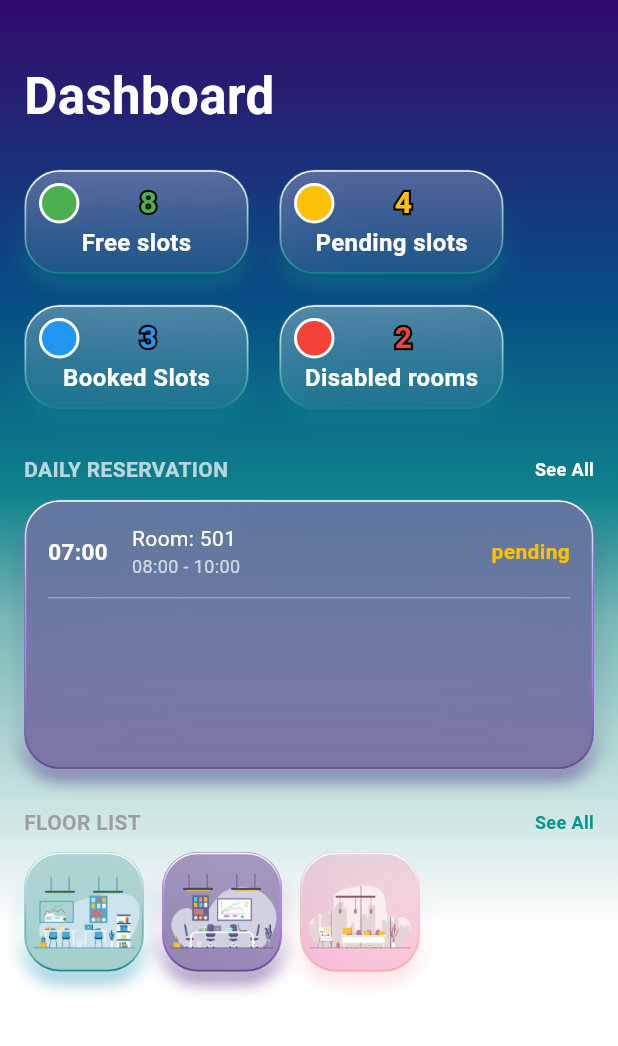
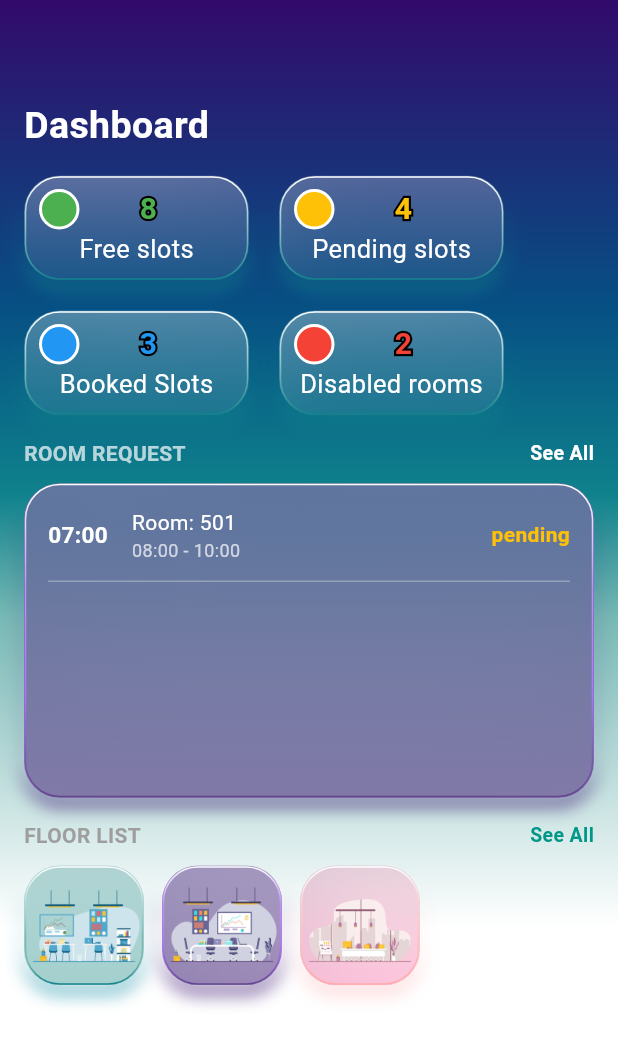
Before and after one commit to Pattaphon-sr/room_reservation_system_app, a Flutter app: the DashboardApprover screen opened directly, on a phone screen of 412 x 824 dp. Shown: the top 1046 px of the screen. Run offline on Flutter 3.47's test engine with Material 3 defaults, Android fonts, the light colour scheme and no system bars.

Commit message:
Fix font size and fix page staff

```diff
--- a/lib/features/approver/dashboard_approver.dart
+++ b/lib/features/approver/dashboard_approver.dart
@@ -103,9 +103,9 @@ class _DashboardApproverState extends State<DashboardApprover> {
             Text(
               label,
               style: TextStyle(
-                fontSize: 16,
+                fontSize: 17,
                 color: Colors.white,
-                fontWeight: FontWeight.bold,
+                // fontWeight: FontWeight.bold,
               ),
             ),
           ],
@@ -131,16 +131,16 @@ class _DashboardApproverState extends State<DashboardApprover> {
           child: Column(
             crossAxisAlignment: CrossAxisAlignment.start,
             children: [
-              const SizedBox(height: 24),
+              const SizedBox(height: 50),
               Text(
                 'Dashboard',
                 style: TextStyle(
-                  fontSize: 34,
+                  fontSize: 25,
                   fontWeight: FontWeight.bold,
                   color: Colors.white,
                 ),
               ),
-              const SizedBox(height: 24),
+              const SizedBox(height: 15),
               Wrap(
                 spacing: 20,
                 runSpacing: 20,
@@ -151,14 +151,15 @@ class _DashboardApproverState extends State<DashboardApprover> {
                   _buildStatCard(Colors.red, '2', 'Disabled rooms'),
                 ],
               ),
-              const SizedBox(height: 30),
+              const SizedBox(height: 15),
               Row(
                 mainAxisAlignment: MainAxisAlignment.spaceBetween,
                 children: const [
                   Text(
-                    "DAILY RESERVATION",
+                    "ROOM REQUEST",
                     style: TextStyle(
                       color: Colors.white70,
+                      fontSize: 14,
                       fontWeight: FontWeight.bold,
                     ),
                   ),
@@ -166,7 +167,7 @@ class _DashboardApproverState extends State<DashboardApprover> {
                     "See All",
                     style: TextStyle(
                       color: Colors.white,
-                      fontSize: 12,
+                      fontSize: 13,
                       fontWeight: FontWeight.bold,
                     ),
                   ),
@@ -175,7 +176,7 @@ class _DashboardApproverState extends State<DashboardApprover> {
               const SizedBox(height: 10),
               PanelPresets.purple(
                 width: double.infinity,
-                height: 180,
+                height: 210,
                 child: Padding(
                   padding: const EdgeInsets.all(16.0),
                   child: Column(
@@ -193,10 +194,7 @@ class _DashboardApproverState extends State<DashboardApprover> {
                               fontSize: 15,
                             ),
                           ),
-
                           SizedBox(width: 16),
-
-                          // ข้อมูลห้อง ห่อด้วย Expanded เพื่อให้ Spacer ทำงานได้
                           Expanded(
                             child: Column(
                               crossAxisAlignment: CrossAxisAlignment.start,
@@ -218,8 +216,6 @@ class _DashboardApproverState extends State<DashboardApprover> {
                               ],
                             ),
                           ),
-
-                          // สถานะ
                           Text(
                             'pending',
                             style: TextStyle(
@@ -230,14 +226,13 @@ class _DashboardApproverState extends State<DashboardApprover> {
                           ),
                         ],
                       ),
-
                       const SizedBox(height: 12),
                       Container(height: 1, color: Colors.white30),
                     ],
                   ),
                 ),
               ),
-              const SizedBox(height: 25),
+              const SizedBox(height: 15),
               Row(
                 mainAxisAlignment: MainAxisAlignment.spaceBetween,
                 children: const [
@@ -245,6 +240,7 @@ class _DashboardApproverState extends State<DashboardApprover> {
                     "FLOOR LIST",
                     style: TextStyle(
                       color: Colors.grey,
+                      fontSize: 14,
                       fontWeight: FontWeight.bold,
                     ),
                   ),
@@ -252,7 +248,7 @@ class _DashboardApproverState extends State<DashboardApprover> {
                     "See All",
                     style: TextStyle(
                       color: Colors.teal,
-                      fontSize: 12,
+                      fontSize: 13,
                       fontWeight: FontWeight.bold,
                     ),
                   ),
--- a/lib/main.dart
+++ b/lib/main.dart
@@ -20,8 +20,8 @@ class MyApp extends StatelessWidget {
       // home: SignInScreen(),
       // home: SignUpScreen(),
       // home: DashboardUser(),
-      // home: DashboardStaff(),
-      home: DashboardApprover(),
+      home: DashboardStaff(),
+      // home: DashboardApprover(),
     );
   }
 }
```
Also changed, not shown: lib/features/staff/dashboard_staff.dart (+15 -13 lines), lib/features/user/dashboard_user.dart (+12 -11 lines).
